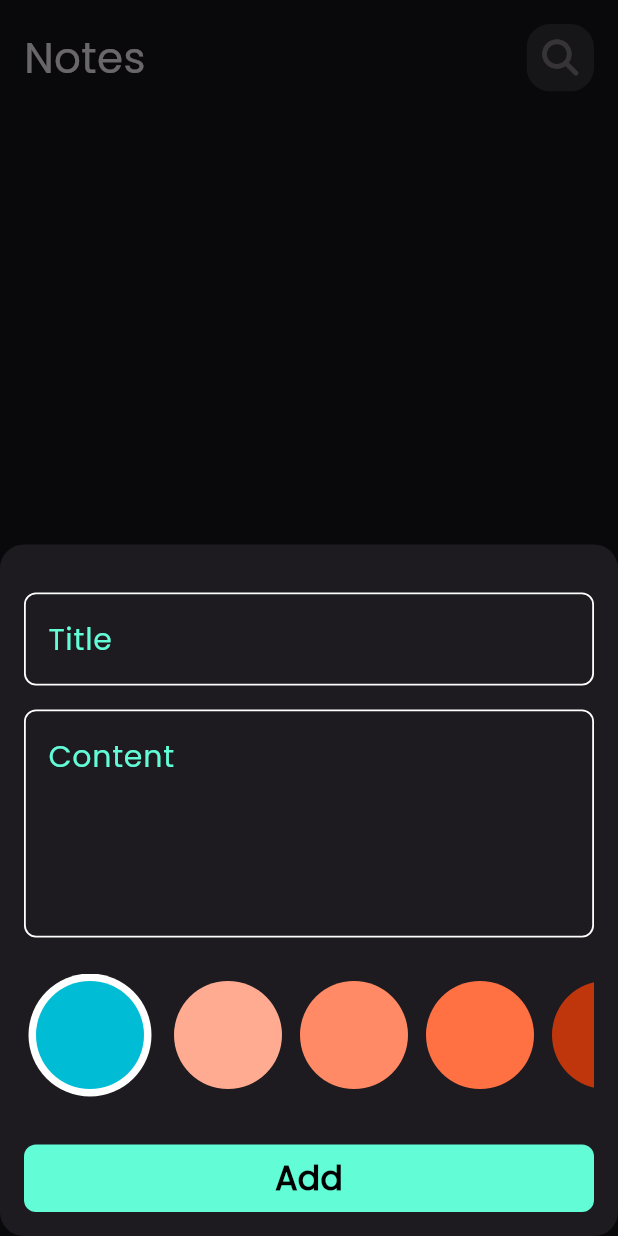
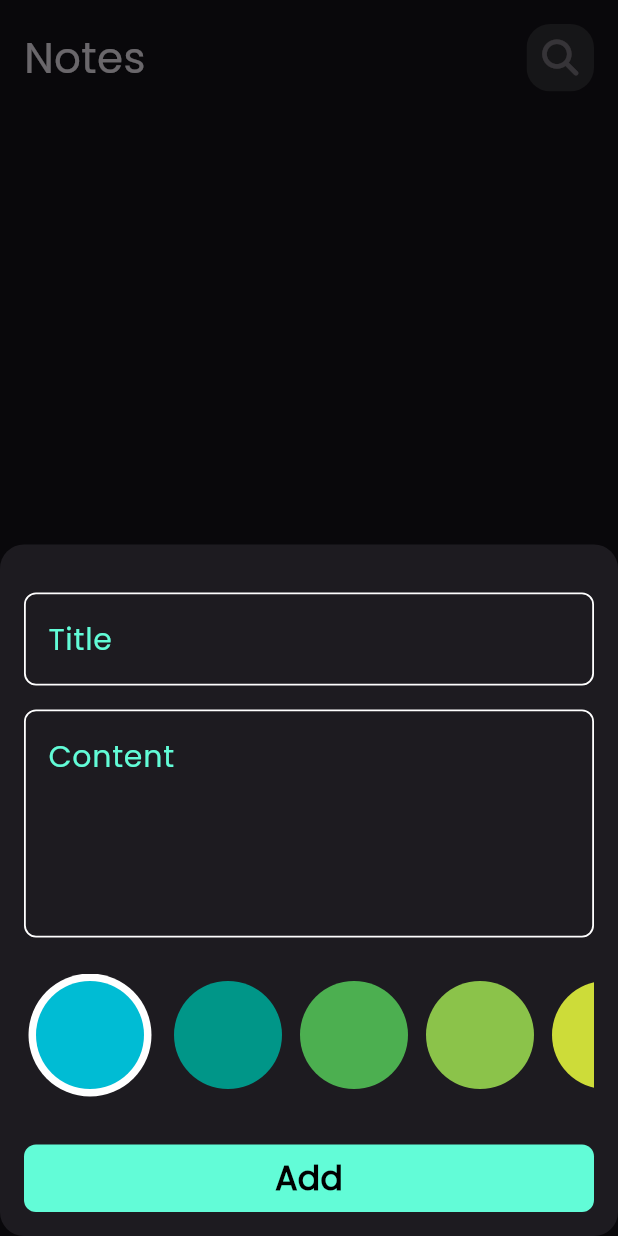
Before and after one commit to AhmedYasserww/Notes_App, a Flutter app: the screen it shows after launch, after a tap on the "add" icon, on a phone screen of 412 x 824 dp. Run offline on Flutter 3.47's test engine with Material 3 defaults, Android fonts, the phone set to English and light mode, and no system bars; our stand-ins replace bloc, flutter_bloc, font_awesome_flutter, hive, hive_flutter, modal_progress_hud_nsn; accounts and stored records are empty.

Commit message:
edit note color List view and added some refactors

```diff
--- a/lib/constants.dart
+++ b/lib/constants.dart
@@ -1,3 +1,17 @@
 import 'package:flutter/material.dart';
 const kPrimaryColor = Color(0xff62FCD7);
 const kNotesBox = "notes_Box";
+List<Color> kColors = [
+  Color(0xFF00BCD4), // Cyan
+  Color(0xFF009688), // Teal
+  Color(0xFF4CAF50), // Green
+  Color(0xFF8BC34A), // Light Green
+  Color(0xFFCDDC39), // Lime
+  Color(0xFFFFEB3B), // Yellow
+  Color(0xFFFFC107), // Amber
+  Color(0xFFFF9800), // Orange
+  Color(0xFFFF5722), // Deep Orange
+  Color(0xFF795548), // Brown
+  Color(0xFF9E9E9E), // Grey
+  Color(0xFF607D8B), // Blue Grey
+];
--- a/lib/views/widgets/color_item_list_view.dart
+++ b/lib/views/widgets/color_item_list_view.dart
@@ -2,6 +2,8 @@ import 'package:flutter/material.dart';
 import 'package:flutter_bloc/flutter_bloc.dart';
 import 'package:note_app/cubits/add_note_cubit/add_note_cubit.dart';
 import 'package:note_app/views/widgets/color_item.dart';
+
+import '../../constants.dart';
 class ColorItemListView extends StatefulWidget {
   const ColorItemListView({super.key});
 
@@ -11,25 +13,13 @@ class ColorItemListView extends StatefulWidget {
 
 class _ColorItemListViewState extends State<ColorItemListView> {
   int  currentIndex =0  ;
-  List<Color> colors = const[
-    Color(0xFF00BCD4),
-    Color(0xFFFFAB91), // Light Coral
-    Color(0xFFFF8A65), // Coral
-    Color(0xFFFF7043), // Dark Coral
-    Color(0xFFBF360C), // Burnt Orange
-    Color(0xFFDD2C00), // Red-Orange
-    Color(0xFFB71C1C), // Dark Red
-    Color(0xFFC62828), // Red
-    Color(0xFFD32F2F), // Bright Red
-    Color(0xFFE57373), // Light Red
-    Color(0xFFEF9A9A), // Very Light Red
-  ];
+
   @override
   Widget build(BuildContext context) {
     return SizedBox(
       height: 82,
       child: ListView.builder(
-          itemCount: colors.length,
+          itemCount: kColors.length,
           scrollDirection: Axis.horizontal,
           itemBuilder: (context,i){
             return  Padding(
@@ -38,13 +28,13 @@ class _ColorItemListViewState extends State<ColorItemListView> {
                 onTap: (){
                   currentIndex = i;
                   //انا هنا ببعت الون للكيوبت
-                  BlocProvider.of<AddNoteCubit>(context).color=colors[i];
+                  BlocProvider.of<AddNoteCubit>(context).color=kColors[i];
                   setState(() {
 
                   });
                 },
                 child: ColorItem(
-                  color: colors[i],
+                  color: kColors[i],
                   isActive: currentIndex == i ,
                 ),
               ),
```
Also changed, not shown: lib/views/widgets/edit_note_view_body.dart (+83 -21 lines).
